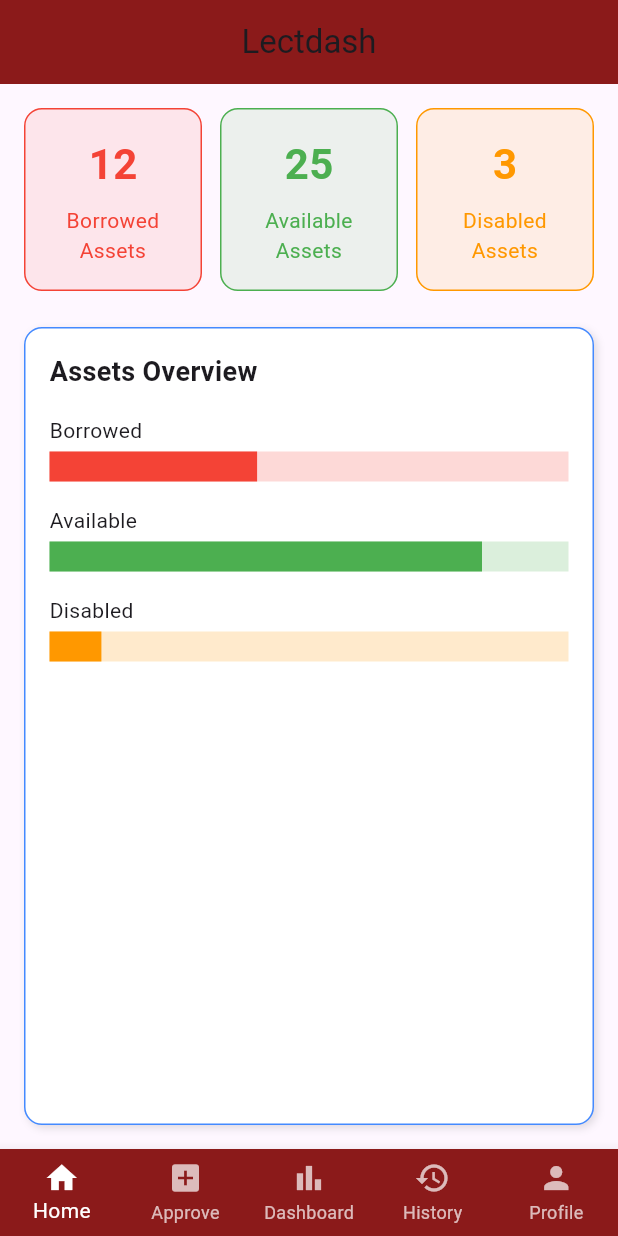
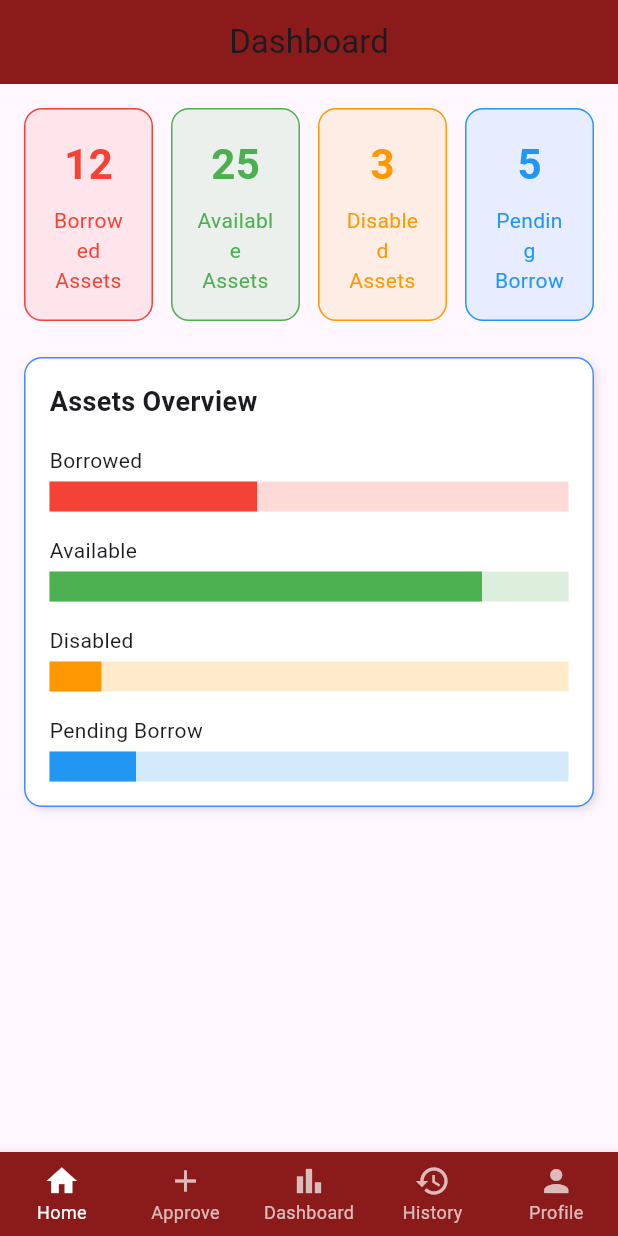
Before and after one commit to 6631501048/projectmobile_g9, a Flutter app: the screen it shows after launch, on a phone screen of 412 x 824 dp. Run offline on Flutter 3.47's test engine with Material 3 defaults, Android fonts, the phone set to English and light mode, and no system bars.

Commit message:
LectDash

```diff
--- a/lib/Lect/lect_dash.dart
+++ b/lib/Lect/lect_dash.dart
@@ -3,12 +3,12 @@ import 'package:flutter/material.dart';
 void main() {
   runApp(const MaterialApp(
     debugShowCheckedModeBanner: false,
-    home: Lectdash(),
+    home: LectDash(),
   ));
 }
 
-class Lectdash extends StatelessWidget {
-  const Lectdash({super.key});
+class LectDash extends StatelessWidget {
+  const LectDash({super.key});
 
   @override
   Widget build(BuildContext context) {
@@ -16,11 +16,12 @@ class Lectdash extends StatelessWidget {
     int borrowed = 12;
     int available = 25;
     int disabled = 3;
+    int pending = 5; // เพิ่ม Pending
     int maxAssets = 30; // สำหรับ progress bar
 
     return Scaffold(
       appBar: AppBar(
-        title: const Text('Lectdash'),
+        title: const Text('Dashboard'),
         centerTitle: true,
         backgroundColor: const Color(0xFF8B1A1A),
       ),
@@ -50,12 +51,19 @@ class Lectdash extends StatelessWidget {
                           color: Colors.orange,
                           title: 'Disabled Assets',
                           count: disabled)),
+                  const SizedBox(width: 12),
+                  Expanded(
+                      child: StatusCard(
+                          color: Colors.blue,
+                          title: 'Pending Borrow',
+                          count: pending)),
                 ],
               ),
               const SizedBox(height: 24),
 
               // Dashboard Graph แบบง่าย
               Expanded(
+                child: SingleChildScrollView(
                   child: Container(
                     padding: const EdgeInsets.all(16),
                     decoration: BoxDecoration(
@@ -110,7 +118,19 @@ class Lectdash extends StatelessWidget {
                           backgroundColor: Colors.orange.withOpacity(0.2),
                           minHeight: 20,
                         ),
+                        const SizedBox(height: 16),
+
+                        // Pending
+                        const Text('Pending Borrow'),
+                        const SizedBox(height: 4),
+                        LinearProgressIndicator(
+                          value: pending / maxAssets,
+                          color: Colors.blue,
+                          backgroundColor: Colors.blue.withOpacity(0.2),
+                          minHeight: 20,
+                        ),
                       ],
+                    ),
                   ),
                 ),
               ),
@@ -125,10 +145,12 @@ class Lectdash extends StatelessWidget {
   selectedItemColor: Colors.white,
   unselectedItemColor: Colors.white70,
   type: BottomNavigationBarType.fixed,
+  selectedLabelStyle: const TextStyle(fontSize: 12), // ปรับขนาด label
+  unselectedLabelStyle: const TextStyle(fontSize: 12),
   items: const [
     BottomNavigationBarItem(icon: Icon(Icons.home), label: 'Home'),
-          BottomNavigationBarItem(icon: Icon(Icons.add_box), label: 'Approve'),
-          BottomNavigationBarItem(icon: Icon(Icons.bar_chart), label: 'Dashboard'),
+    BottomNavigationBarItem(icon: Icon(Icons.add), label: 'Approve'),
+    BottomNavigationBarItem( icon: Icon(Icons.bar_chart), label: 'Dashboard'),
     BottomNavigationBarItem(icon: Icon(Icons.history), label: 'History'),
     BottomNavigationBarItem(icon: Icon(Icons.person), label: 'Profile'),
         ],
--- a/lib/main.dart
+++ b/lib/main.dart
@@ -4,19 +4,7 @@ import 'package:projectmobile_g9/Lect/lect_dash.dart';
 
 void main() {
   runApp(MaterialApp(debugShowCheckedModeBanner: false,
-  home: Lectdash()
-
-import 'package:projectmobile_g9/Staff/staff_dash.dart';
-
-void main() {
-  runApp(MaterialApp(debugShowCheckedModeBanner: false,
-  home: StaffDash()
-
-import 'package:projectmobile_g9/Staff/staff_history.dart';
-
-void main() {
-   runApp(MaterialApp(debugShowCheckedModeBanner: false,
-  home: StaffHistory()
+  home: LectDash()
 
 
   ));
```
Also changed, not shown: pubspec.lock (added). Lines whose indentation alone changed are shown as unchanged.
